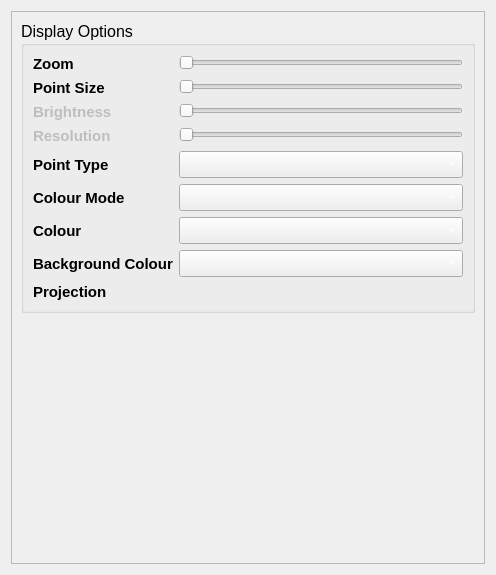
Above: src/crystalaspects/gui/dialogs/settings.ui from CrystalGrowerOrg/cgaspects before the change. Below: the same form after it.
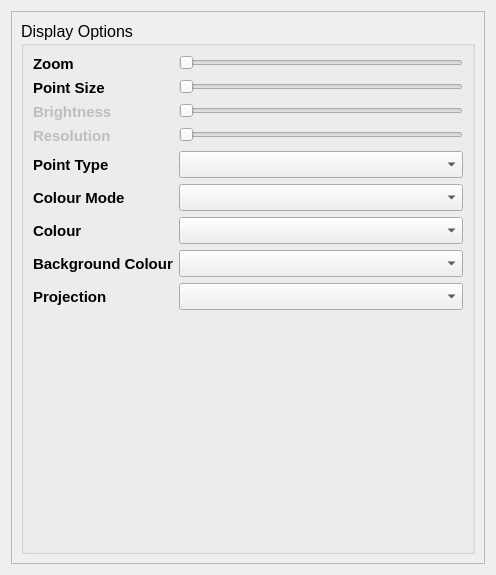
That is the form after the change.

```diff
--- a/src/crystalaspects/gui/dialogs/settings.ui
+++ b/src/crystalaspects/gui/dialogs/settings.ui
@@ -228,7 +228,7 @@
              </size>
             </property>
             <property name="styleSheet">
-             <string notr="true">color: rgb(255, 255, 255);</string>
+             <string notr="true"/>
             </property>
            </widget>
           </item>
@@ -263,7 +263,7 @@
              </size>
             </property>
             <property name="styleSheet">
-             <string notr="true">color: rgb(255, 255, 255);</string>
+             <string notr="true"/>
             </property>
            </widget>
           </item>
@@ -298,7 +298,7 @@
              </size>
             </property>
             <property name="styleSheet">
-             <string notr="true">color: rgb(255, 255, 255);</string>
+             <string notr="true"/>
             </property>
            </widget>
           </item>
@@ -333,7 +333,7 @@
              </size>
             </property>
             <property name="styleSheet">
-             <string notr="true">color: rgb(255, 255, 255);</string>
+             <string notr="true"/>
             </property>
            </widget>
           </item>
@@ -353,22 +353,19 @@
             </property>
            </widget>
           </item>
+          <item row="8" column="1">
+           <widget class="QComboBox" name="projection_comboBox">
+            <property name="sizePolicy">
+             <sizepolicy hsizetype="Expanding" vsizetype="Fixed">
+              <horstretch>0</horstretch>
+              <verstretch>0</verstretch>
+             </sizepolicy>
+            </property>
+           </widget>
+          </item>
          </layout>
         </widget>
        </item>
-       <item>
-        <spacer name="verticalSpacer">
-         <property name="orientation">
-          <enum>Qt::Vertical</enum>
-         </property>
-         <property name="sizeHint" stdset="0">
-          <size>
-           <width>20</width>
-           <height>40</height>
-          </size>
-         </property>
-        </spacer>
-       </item>
       </layout>
      </widget>
     </widget>
```
